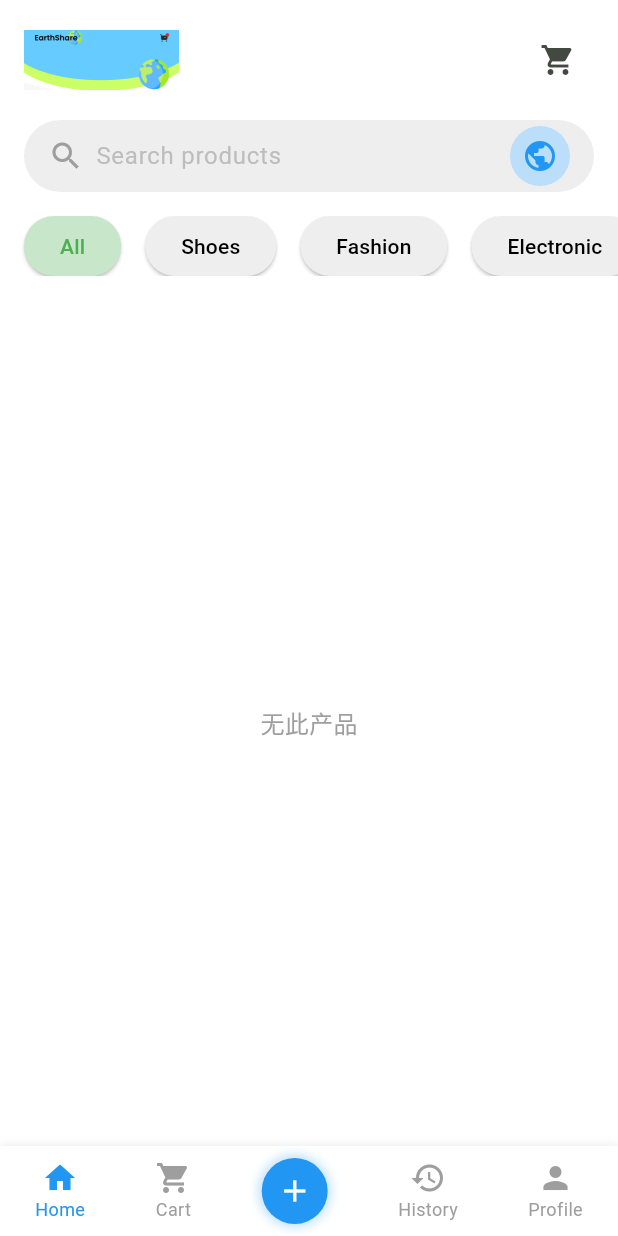
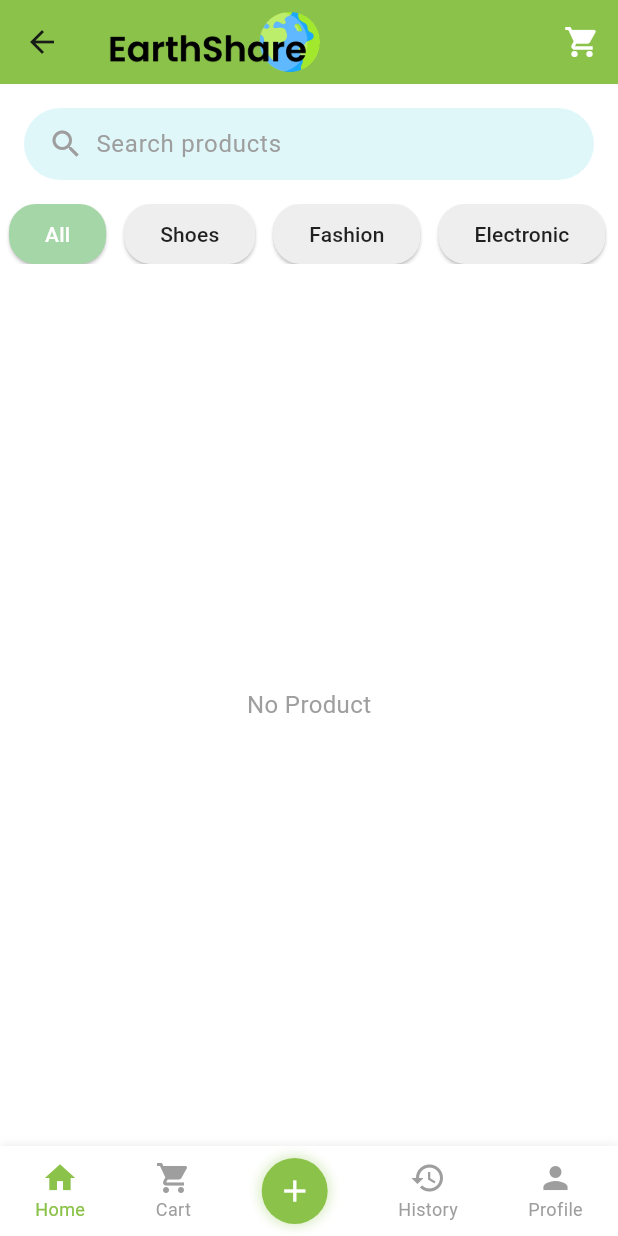
Before and after one commit to siewleeon/EarthShare, a Flutter app: the HomePage screen opened by its route, on a phone screen of 412 x 824 dp. Run offline on Flutter 3.47's test engine with Material 3 defaults, Android fonts, the phone set to English and light mode, and no system bars; our stand-ins replace cloud_firestore, firebase_auth, firebase_core, firebase_storage, image_picker, shared_preferences and 3 more; accounts and stored records are empty; project files that could hold a hidden picture were left out.

```diff
--- a/lib/pages/home_page.dart
+++ b/lib/pages/home_page.dart
@@ -1,6 +1,5 @@
 import 'package:cloud_firestore/cloud_firestore.dart';
 import 'package:firebase_auth/firebase_auth.dart';
-import 'package:flutter/cupertino.dart';
 import 'package:flutter/material.dart';
 import 'package:provider/provider.dart';
 import 'package:second_hand_shop/pages/product_detail_page.dart';
@@ -24,14 +23,13 @@ class _HomePageState extends State<HomePage> {
   late String _selectedCategory;
   String userId = '';
 
-
-
   @override
   void initState() {
     super.initState();
     _selectedCategory = widget.selectedCategory;
     WidgetsBinding.instance.addPostFrameCallback((_) {
       Provider.of<ProductProvider>(context, listen: false).fetchProducts();
+      _loadUser();
     });
   }
 
@@ -40,38 +38,34 @@ class _HomePageState extends State<HomePage> {
     if (currentUser == null) return;
 
     final UID = currentUser.uid;
-
     DocumentSnapshot doc =
     await FirebaseFirestore.instance.collection('Users').doc(UID).get();
     if (doc.exists) {
       Map<String, dynamic> data = doc.data() as Map<String, dynamic>;
       setState(() {
-        userId=data['userId'] ?? '';
+        userId = data['userId'] ?? '';
       });
     }
   }
 
-  Widget _buildHeader() {
-    return Builder(
-      builder: (context) => Padding(
-        padding: const EdgeInsets.all(16.0),
-        child: Row(
-          mainAxisAlignment: MainAxisAlignment.spaceBetween,
-          children: [
-            Image.asset(
-              'assets/images/logo.png',
+  @override
+  Widget build(BuildContext context) {
+    return Scaffold(
+      appBar: AppBar(
+        title: Image.asset(
+          'assets/images/eslogo.png',
           height: 40,
         ),
+        backgroundColor: Colors.lightGreen,
+        actions: [
           Stack(
             children: [
               IconButton(
-                  icon: const Icon(Icons.shopping_cart),
+                icon: const Icon(Icons.shopping_cart, color: Colors.white),
                 onPressed: () {
                   Navigator.push(
                     context,
-                      MaterialPageRoute(
-                        builder: (context) => const CartPage(),
-                      ),
+                    MaterialPageRoute(builder: (context) => const CartPage()),
                   );
                 },
               ),
@@ -79,8 +73,8 @@ class _HomePageState extends State<HomePage> {
                 builder: (context, cart, child) {
                   if (cart.itemCount > 0) {
                     return Positioned(
-                        right: 0,
-                        top: 0,
+                      right: 6,
+                      top: 6,
                       child: Container(
                         padding: const EdgeInsets.all(2),
                         decoration: BoxDecoration(
@@ -109,135 +103,25 @@ class _HomePageState extends State<HomePage> {
           ),
         ],
       ),
-      ),
-    );
-  }
-
-  @override
-  Widget build(BuildContext context) {
-    _loadUser();
-    return Scaffold(
       body: SafeArea(
         child: Column(
           children: [
-            _buildHeader(),
             _buildSearchBar(),
             _buildCategories(),
             Expanded(child: _buildProductGrid()),
-            _buildBottomNavigationBar(),
           ],
         ),
       ),
-    );
-  }
-
-  Widget _buildBottomNavigationBar() {
-    return Container(
-      decoration: BoxDecoration(
-        color: Colors.white,
-        boxShadow: [
-          BoxShadow(
-            color: Colors.grey.withOpacity(0.2),
-            spreadRadius: 1,
-            blurRadius: 5,
-          ),
-        ],
-      ),
-      child: Padding(
-        padding: const EdgeInsets.symmetric(vertical: 8),
-        child: Row(
-          mainAxisAlignment: MainAxisAlignment.spaceAround,
-          children: [
-            _buildNavItem(Icons.home, 'Home', true),
-            _buildNavItem(Icons.shopping_cart, 'Cart', false),
-            _buildAddButton(),
-            _buildNavItem(Icons.history, 'History', false),
-            _buildNavItem(Icons.person, 'Profile', false),
-          ],
-        ),
-      ),
-    );
-  }
-
-  Widget _buildNavItem(IconData icon, String label, bool isSelected) {
-    return Builder(
-      builder: (context) => GestureDetector(
-        onTap: () {
-          switch (label) {
-            case 'Home':
-              Navigator.pushReplacementNamed(context, '/home');
-              break;
-            case 'Cart':
-              Navigator.pushReplacementNamed(context, '/test');
-              break;
-            case 'History':
-              Navigator.pushReplacementNamed(context, '/history');
-              break;
-            case 'Profile':
-              Navigator.pushReplacementNamed(context, '/profile');
-              break;
-          }
-        },
-        child: Column(
-          mainAxisSize: MainAxisSize.min,
-          children: [
-            Icon(
-              icon,
-              color: isSelected ? Colors.blue : Colors.grey,
-            ),
-            Text(
-              label,
-              style: TextStyle(
-                color: isSelected ? Colors.blue : Colors.grey,
-                fontSize: 12,
-              ),
-            ),
-          ],
-        ),
-      ),
-    );
-  }
-
-  Widget _buildAddButton() {
-    return Builder(
-        builder: (context) => GestureDetector(
-          onTap: () {
-            Navigator.push(
-              context,
-              MaterialPageRoute(
-                builder: (context) => const PostPage(),
-              ),
-            );
-          },
-          child: Container(
-            width: 44,
-            height: 44,
-            decoration: BoxDecoration(
-              color: Colors.blue,
-              shape: BoxShape.circle,
-              boxShadow: [
-                BoxShadow(
-                  color: Colors.blue.withOpacity(0.3),
-                  spreadRadius: 2,
-                  blurRadius: 5,
-                ),
-              ],
-            ),
-            child: const Icon(
-              Icons.add,
-              color: Colors.white,
-            ),
-          ),
-        )
+      bottomNavigationBar: _buildBottomNavigationBar(),
     );
   }
 
   Widget _buildSearchBar() {
     return Container(
-      margin: const EdgeInsets.symmetric(horizontal: 16),
+      margin: const EdgeInsets.all(16),
       padding: const EdgeInsets.symmetric(horizontal: 16),
       decoration: BoxDecoration(
-        color: Colors.grey[200],
+        color: Colors.cyan[50],
         borderRadius: BorderRadius.circular(25),
       ),
       child: Row(
@@ -254,17 +138,9 @@ class _HomePageState extends State<HomePage> {
               decoration: InputDecoration(
                 hintText: 'Search products',
                 border: InputBorder.none,
-                hintStyle: TextStyle(color: Colors.grey[400]),
+                hintStyle: TextStyle(color: Colors.grey[500]),
               ),
             ),
-          ),
-          Container(
-            padding: const EdgeInsets.all(8),
-            decoration: BoxDecoration(
-              color: Colors.blue[100],
-              shape: BoxShape.circle,
-            ),
-            child: const Icon(Icons.public, color: Colors.blue),
           ),
         ],
       ),
@@ -272,20 +148,21 @@ class _HomePageState extends State<HomePage> {
   }
 
   Widget _buildCategories() {
-    final categories = ['All', 'Shoes', 'Fashion','Electronic', 'Toy', 'Furniture','Beauty','Health','Game','Camera','Other'];
+    final categories = [
+      'All', 'Shoes', 'Fashion', 'Electronic', 'Toy', 'Furniture',
+      'Beauty', 'Health', 'Game', 'Camera', 'Other'
+    ];
 
-    return Container(
+    return SizedBox(
       height: 40,
-      margin: const EdgeInsets.symmetric(vertical: 16),
       child: ListView.builder(
         scrollDirection: Axis.horizontal,
         itemCount: categories.length,
         itemBuilder: (context, index) {
           final category = categories[index];
           final isSelected = _selectedCategory == category;
-
-          return Container(
-            margin: const EdgeInsets.only(left: 16),
+          return Padding(
+            padding: const EdgeInsets.symmetric(horizontal: 6),
             child: ElevatedButton(
               onPressed: () {
                 setState(() {
@@ -293,10 +170,10 @@ class _HomePageState extends State<HomePage> {
                 });
               },
               style: ElevatedButton.styleFrom(
-                backgroundColor: isSelected ? Colors.green[100] : Colors.grey[200],
-                foregroundColor: isSelected ? Colors.green : Colors.black,
+                backgroundColor: isSelected ? Colors.green[200] : Colors.grey[200],
+                foregroundColor: isSelected ? Colors.white : Colors.black87,
                 shape: RoundedRectangleBorder(
-                  borderRadius: BorderRadius.circular(20),
+                  borderRadius: BorderRadius.circular(18),
                 ),
               ),
               child: Text(category),
@@ -325,8 +202,8 @@ class _HomePageState extends State<HomePage> {
 
         final products = productProvider.products.where((product) {
           final nameMatch = product.name.toLowerCase().contains(_searchQuery);
-          final categoryMatch =
-              _selectedCategory == 'All' || product.productCategory == _selectedCategory;
+          final categoryMatch = _selectedCategory == 'All' ||
+              product.productCategory == _selectedCategory;
           final notOwnedByUser = product.sellerId != userId;
           final noEmpty = product.quantity != 0;
           return nameMatch && categoryMatch && notOwnedByUser && noEmpty;
@@ -335,7 +212,7 @@ class _HomePageState extends State<HomePage> {
         if (products.isEmpty) {
           return const Center(
             child: Text(
-              '无此产品',
+              'No Product',
               style: TextStyle(fontSize: 16, color: Colors.grey),
             ),
           );
@@ -343,11 +220,10 @@ class _HomePageState extends State<HomePage> {
 
         return RefreshIndicator(
           onRefresh: () async {
-            // 重新获取产品数据
             await Provider.of<ProductProvider>(context, listen: false).fetchProducts();
           },
           child: GridView.builder(
-            padding: const EdgeInsets.symmetric(horizontal: 16, vertical: 16),
+            padding: const EdgeInsets.all(16),
             gridDelegate: const SliverGridDelegateWithFixedCrossAxisCount(
               crossAxisCount: 2,
               mainAxisSpacing: 16,
@@ -362,14 +238,15 @@ class _HomePageState extends State<HomePage> {
                   Navigator.push(
                     context,
                     MaterialPageRoute(
-                      builder: (context) =>
-                          ProductDetailPage(productId: product.id),
+                      builder: (context) => ProductDetailPage(productId: product.id),
                     ),
                   );
                 },
                 child: Card(
+                  elevation: 4,
                   shape: RoundedRectangleBorder(
-                      borderRadius: BorderRadius.circular(12)),
+                    borderRadius: BorderRadius.circular(12),
+                  ),
                   clipBehavior: Clip.antiAlias,
                   child: Column(
                     crossAxisAlignment: CrossAxisAlignment.start,
@@ -378,7 +255,6 @@ class _HomePageState extends State<HomePage> {
                         child: Builder(
                           builder: (context) {
                             final currentImageIndex = ValueNotifier<int>(0);
-
                             return Stack(
                               children: [
                                 ValueListenableBuilder<int>(
@@ -410,7 +286,9 @@ class _HomePageState extends State<HomePage> {
                                     child: Text(
                                       product.conditionLabel,
                                       style: const TextStyle(
-                                          color: Colors.white, fontSize: 12),
+                                        color: Colors.white,
+                                        fontSize: 12,
+                                      ),
                                     ),
                                   ),
                                 ),
@@ -430,7 +308,9 @@ class _HomePageState extends State<HomePage> {
                                         child: Text(
                                           '${index + 1}/${product.imageId.length}',
                                           style: const TextStyle(
-                                              color: Colors.white, fontSize: 10),
+                                            color: Colors.white,
+                                            fontSize: 10,
+                                          ),
                                         ),
                                       );
                                     },
@@ -477,4 +357,91 @@ class _HomePageState extends State<HomePage> {
       },
     );
   }
+
+  Widget _buildBottomNavigationBar() {
+    return Container(
+      decoration: BoxDecoration(
+        color: Colors.white,
+        boxShadow: [
+          BoxShadow(
+            color: Colors.grey.withOpacity(0.2),
+            spreadRadius: 1,
+            blurRadius: 5,
+          ),
+        ],
+      ),
+      padding: const EdgeInsets.symmetric(vertical: 8),
+      child: Row(
+        mainAxisAlignment: MainAxisAlignment.spaceAround,
+        children: [
+          _buildNavItem(Icons.home, 'Home', true),
+          _buildNavItem(Icons.shopping_cart, 'Cart', false),
+          _buildAddButton(),
+          _buildNavItem(Icons.history, 'History', false),
+          _buildNavItem(Icons.person, 'Profile', false),
+        ],
+      ),
+    );
   }
+
+  Widget _buildNavItem(IconData icon, String label, bool isSelected) {
+    return GestureDetector(
+      onTap: () {
+        switch (label) {
+          case 'Home':
+            Navigator.pushReplacementNamed(context, '/home');
+            break;
+          case 'Cart':
+            Navigator.pushReplacementNamed(context, '/test');
+            break;
+          case 'History':
+            Navigator.pushReplacementNamed(context, '/history');
+            break;
+          case 'Profile':
+            Navigator.pushReplacementNamed(context, '/profile');
+            break;
+        }
+      },
+      child: Column(
+        mainAxisSize: MainAxisSize.min,
+        children: [
+          Icon(icon, color: isSelected ? Colors.lightGreen : Colors.grey),
+          Text(
+            label,
+            style: TextStyle(
+              color: isSelected ? Colors.lightGreen : Colors.grey,
+              fontSize: 12,
+            ),
+          ),
+        ],
+      ),
+    );
+  }
+
+  Widget _buildAddButton() {
+    return GestureDetector(
+      onTap: () {
+        Navigator.push(
+          context,
+          MaterialPageRoute(builder: (context) => const PostPage()),
+        );
+      },
+      child: Container(
+        width: 44,
+        height: 44,
+        decoration: BoxDecoration(
+          color: Colors.lightGreen,
+          shape: BoxShape.circle,
+          boxShadow: [
+            BoxShadow(
+              color: Colors.lightGreen.withOpacity(0.3),
+              spreadRadius: 2,
+              blurRadius: 5,
+            ),
+          ],
+        ),
+        child: const Icon(Icons.add, color: Colors.white),
+      ),
+    );
+  }
+}
```
Lines whose indentation alone changed are shown as unchanged.
